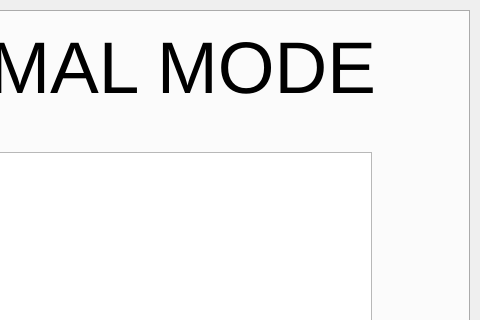
surachairobotic/cobot, file cobot_interface/alpha/src/ui/cobot_interface_alpha.ui: the form before one commit; both pictures show x 281 to 761 and y 0 to 320 of the 761 by 601 pixel window.
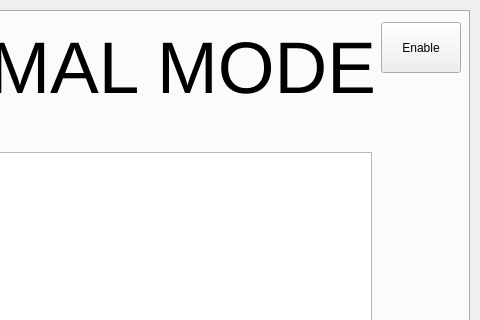
The form after the commit. The open tabs and pages were chosen to show the change.

Commit message: cobot_status_tool_ui

What changed in the file:
```diff
--- a/cobot_interface/alpha/src/ui/cobot_interface_alpha.ui
+++ b/cobot_interface/alpha/src/ui/cobot_interface_alpha.ui
@@ -179,6 +179,19 @@
       </rect>
      </property>
     </widget>
+    <widget class="QPushButton" name="btn_jog_enable">
+     <property name="geometry">
+      <rect>
+       <x>650</x>
+       <y>10</y>
+       <width>80</width>
+       <height>51</height>
+      </rect>
+     </property>
+     <property name="text">
+      <string>Enable</string>
+     </property>
+    </widget>
    </widget>
    <widget class="QWidget" name="tab_pickplacemode">
     <attribute name="title">
```
Left out of the diff: 2 changed lines with no effect on the pictures. The commit also changes 18 other files.
